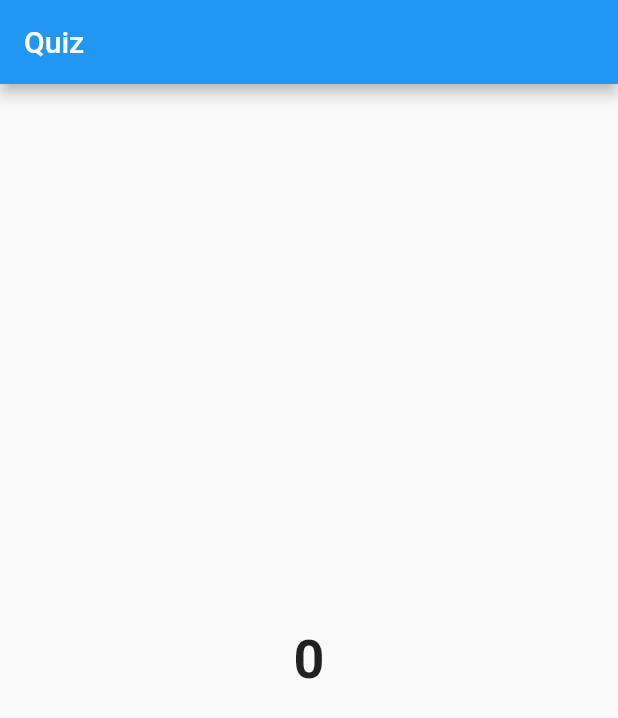
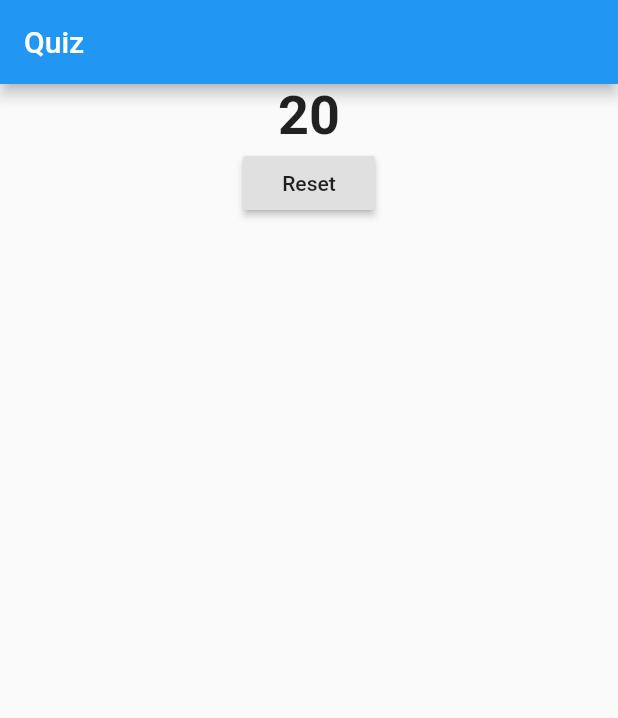
Before and after one commit to amrhesham95/Flutter_Project1_QuizApp, a Flutter app: the screen it shows after launch, after a tap on "Eat", after a tap on "Pasta", after a tap on "Alex", on a phone screen of 412 x 824 dp. Shown: the top 718 px of the screen. Run offline on Flutter 3.47's test engine with Material 2 defaults, Android fonts, the phone set to English and light mode, and no system bars.

Commit message:
implementing reset action

```diff
--- a/Quiz_App/lib/main.dart
+++ b/Quiz_App/lib/main.dart
@@ -44,12 +44,19 @@ class _MyAppState extends State<MyApp> {
   var _totalScore = 0;
 
   _answerQuestion(int score) {
-    // _totalScore += score;
+    _totalScore += score;
     setState(() {
       _questionIndex++;
     });
 
     print(_questionIndex);
+  }
+
+  _resetQuiz() {
+    setState(() {
+      _questionIndex = 0;
+      _totalScore = 0;
+    });
   }
 
   Widget build(BuildContext context) {
@@ -64,9 +71,7 @@ class _MyAppState extends State<MyApp> {
                 questionIndex: _questionIndex,
                 answerQuestion: _answerQuestion,
               )
-            : Result(
-                totalScore: _totalScore,
-              ),
+            : Result(totalScore: _totalScore, resetHandler: _resetQuiz),
       ),
     );
   }
--- a/Quiz_App/lib/result.dart
+++ b/Quiz_App/lib/result.dart
@@ -3,13 +3,22 @@ import 'package:flutter/material.dart';
 class Result extends StatelessWidget {
   final int totalScore;
 
-  Result({@required this.totalScore});
+  final Function resetHandler;
+  Result({@required this.totalScore, @required this.resetHandler});
   @override
   Widget build(BuildContext context) {
     return Center(
-      child: Text(
-        totalScore.toString(),
-        style: TextStyle(fontSize: 36, fontWeight: FontWeight.bold),
+      child: Column(
+        children: [
+          Text(
+            totalScore.toString(),
+            style: TextStyle(fontSize: 36, fontWeight: FontWeight.bold),
+          ),
+          RaisedButton(
+            onPressed: resetHandler,
+            child: Text("Reset"),
+          ),
+        ],
       ),
     );
   }
```
